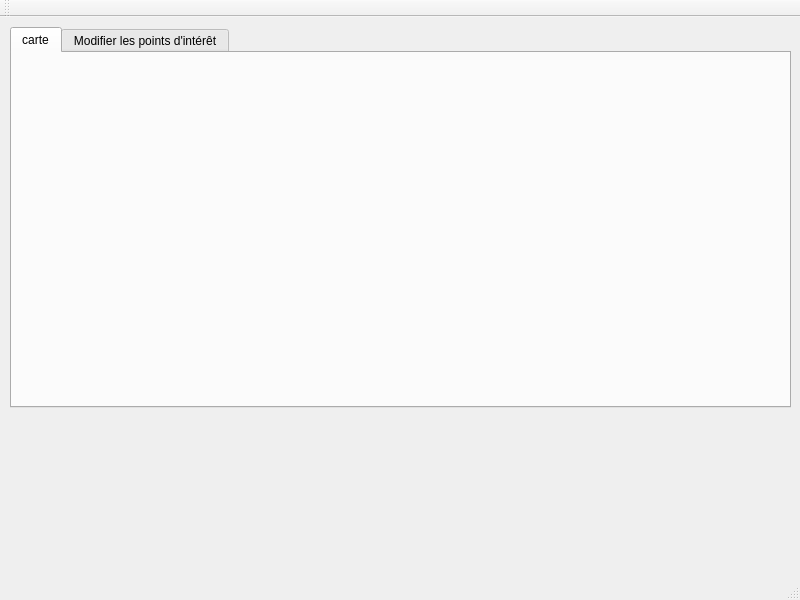
albinpoignot/QtProject, file mainwindow.ui: the form before one commit.
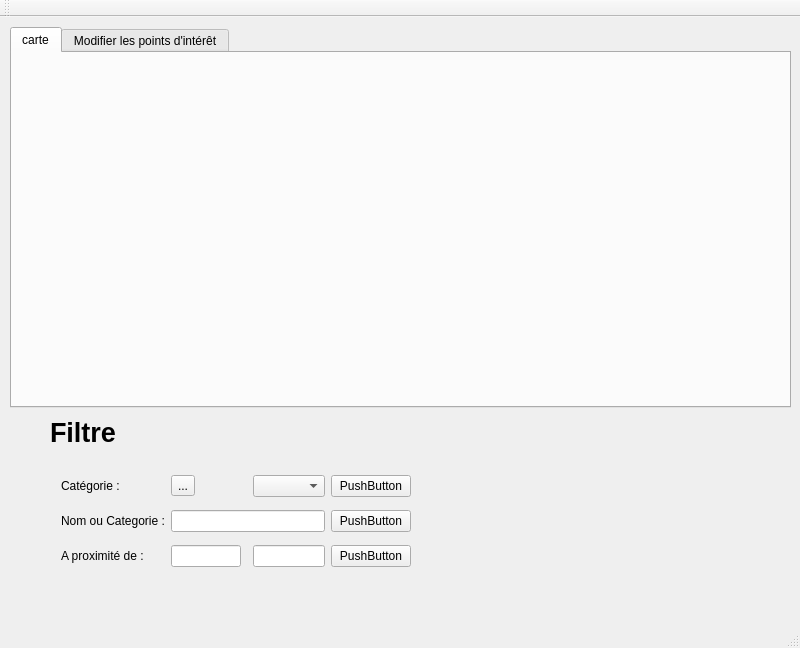
The form after the commit. Icons and pictures are not drawn.

Diff of the .ui file:
```diff
--- a/mainwindow.ui
+++ b/mainwindow.ui
@@ -7,7 +7,7 @@
     <x>0</x>
     <y>0</y>
     <width>800</width>
-    <height>600</height>
+    <height>648</height>
    </rect>
   </property>
   <property name="minimumSize">
@@ -54,6 +54,106 @@
      </widget>
     </widget>
    </widget>
+   <widget class="QWidget" name="gridLayoutWidget">
+    <property name="geometry">
+     <rect>
+      <x>50</x>
+      <y>440</y>
+      <width>372</width>
+      <height>131</height>
+     </rect>
+    </property>
+    <layout class="QGridLayout" name="gridLayout">
+     <item row="0" column="3">
+      <widget class="QComboBox" name="catGorieComboBox"/>
+     </item>
+     <item row="0" column="0">
+      <widget class="QLabel" name="catGorieLabel">
+       <property name="text">
+        <string>Catégorie : </string>
+       </property>
+      </widget>
+     </item>
+     <item row="1" column="0">
+      <widget class="QLabel" name="nomOuCategorieLabel">
+       <property name="text">
+        <string>Nom ou Categorie :</string>
+       </property>
+      </widget>
+     </item>
+     <item row="1" column="1" colspan="3">
+      <widget class="QLineEdit" name="lineEdit"/>
+     </item>
+     <item row="0" column="4">
+      <widget class="QPushButton" name="pushButton">
+       <property name="text">
+        <string>PushButton</string>
+       </property>
+      </widget>
+     </item>
+     <item row="1" column="4">
+      <widget class="QPushButton" name="pushButton_2">
+       <property name="text">
+        <string>PushButton</string>
+       </property>
+      </widget>
+     </item>
+     <item row="2" column="4">
+      <widget class="QPushButton" name="pushButton_3">
+       <property name="text">
+        <string>PushButton</string>
+       </property>
+      </widget>
+     </item>
+     <item row="2" column="0">
+      <widget class="QLabel" name="label_2">
+       <property name="text">
+        <string>A proximité de :</string>
+       </property>
+      </widget>
+     </item>
+     <item row="2" column="1">
+      <widget class="QLineEdit" name="lineEdit_2"/>
+     </item>
+     <item row="2" column="3">
+      <widget class="QLineEdit" name="lineEdit_3"/>
+     </item>
+     <item row="0" column="1" colspan="2">
+      <widget class="QToolButton" name="toolButton">
+       <property name="toolTip">
+        <string>Ajouter une catégorie dans la liste</string>
+       </property>
+       <property name="text">
+        <string>...</string>
+       </property>
+       <property name="icon">
+        <iconset>
+         <normaloff>button_add.png</normaloff>button_add.png</iconset>
+       </property>
+      </widget>
+     </item>
+    </layout>
+   </widget>
+   <widget class="QLabel" name="label">
+    <property name="geometry">
+     <rect>
+      <x>50</x>
+      <y>400</y>
+      <width>171</width>
+      <height>31</height>
+     </rect>
+    </property>
+    <property name="font">
+     <font>
+      <pointsize>20</pointsize>
+      <weight>75</weight>
+      <bold>true</bold>
+     </font>
+    </property>
+    <property name="text">
+     <string>Filtre</string>
+    </property>
+   </widget>
   </widget>
   <widget class="QMenuBar" name="menuBar">
    <property name="geometry">
```
